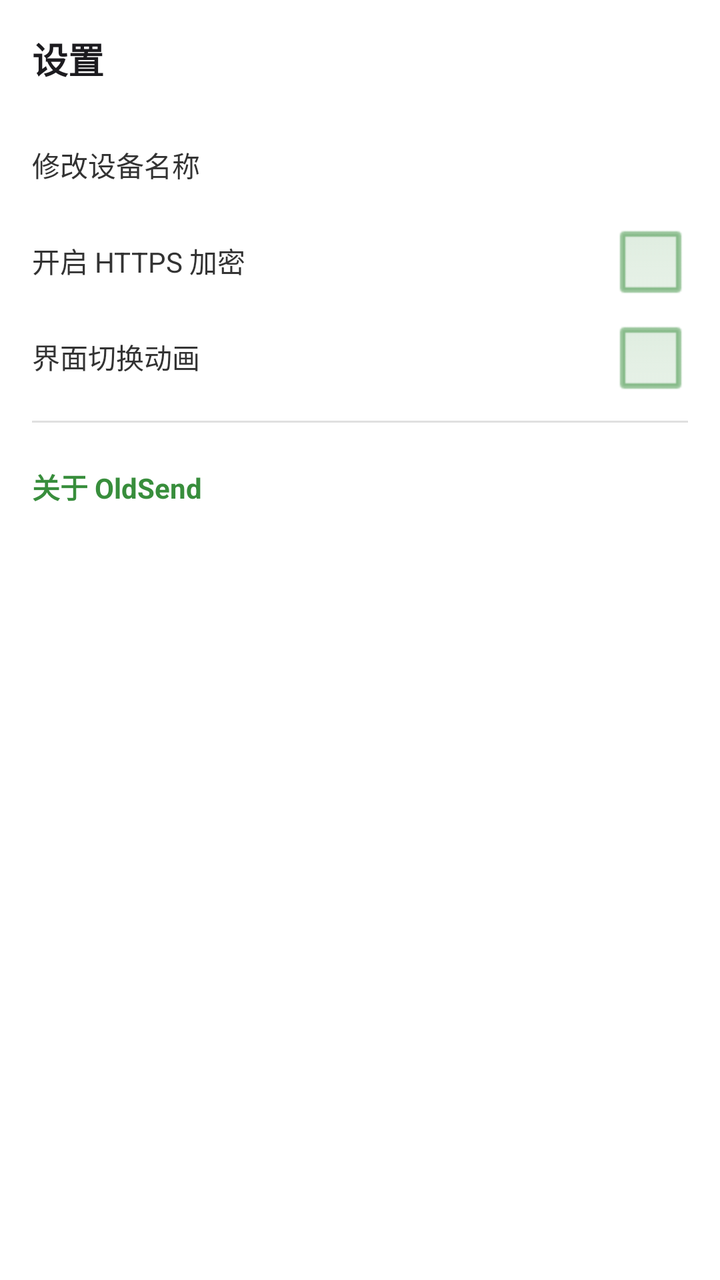
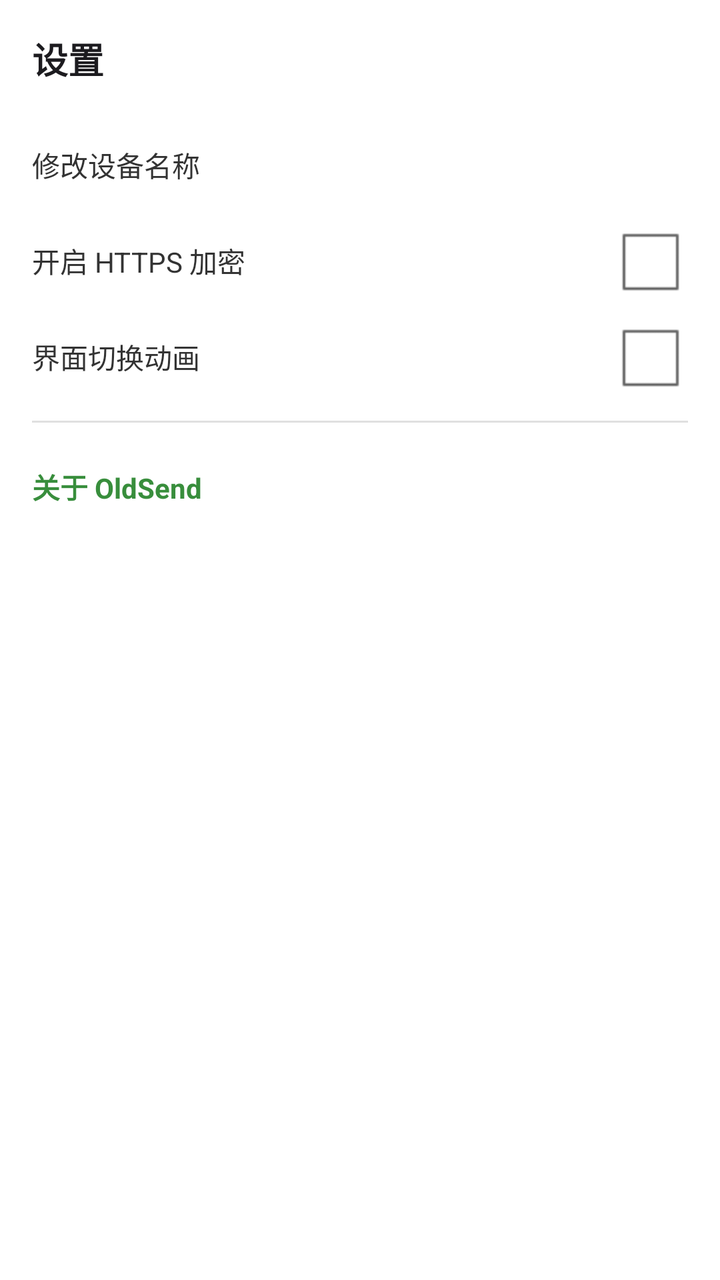

Before-and-after screenshots of an Android layout around one commit, followed by the original layout XML and the change that was made.
<!-- AndroidManifest.xml: application theme android:Theme.Light -->
<!-- res/layout/dialog_settings.xml -->
<?xml version="1.0" encoding="utf-8"?>
<LinearLayout xmlns:android="http://schemas.android.com/apk/res/android"
    android:layout_width="match_parent"
    android:layout_height="wrap_content"
    android:orientation="vertical"
    android:background="@drawable/bg_md3_card"
    android:padding="16dp">

    <TextView android:layout_width="match_parent" android:layout_height="wrap_content" android:text="设置" android:textSize="18sp" android:textStyle="bold" android:textColor="#1C1B1F" android:layout_marginBottom="16dp"/>

    
    <LinearLayout android:id="@+id/set_name_row" android:layout_width="match_parent" android:layout_height="48dp" android:orientation="horizontal" android:gravity="center_vertical">
        <TextView android:layout_width="0dp" android:layout_weight="1" android:layout_height="wrap_content" android:text="修改设备名称" android:textSize="14sp" android:textColor="#333333"/>
        <TextView android:id="@+id/tv_current_name" android:layout_width="wrap_content" android:layout_height="wrap_content" android:text="" android:textSize="14sp" android:textColor="#999999"/>
    </LinearLayout>

    
    <LinearLayout android:layout_width="match_parent" android:layout_height="48dp" android:orientation="horizontal" android:gravity="center_vertical">
        <TextView android:layout_width="0dp" android:layout_weight="1" android:layout_height="wrap_content" android:text="开启 HTTPS 加密" android:textSize="14sp" android:textColor="#333333"/>
        <CheckBox android:id="@+id/cb_https" android:layout_width="wrap_content" android:layout_height="wrap_content" android:buttonTint="#388E3C"/>
    </LinearLayout>

    
    <LinearLayout android:layout_width="match_parent" android:layout_height="48dp" android:orientation="horizontal" android:gravity="center_vertical">
        <TextView android:layout_width="0dp" android:layout_weight="1" android:layout_height="wrap_content" android:text="界面切换动画" android:textSize="14sp" android:textColor="#333333"/>
        <CheckBox android:id="@+id/cb_anim" android:layout_width="wrap_content" android:layout_height="wrap_content" android:buttonTint="#388E3C"/>
    </LinearLayout>

    <View android:layout_width="match_parent" android:layout_height="1dp" android:background="#E0E0E0" android:layout_marginTop="8dp" android:layout_marginBottom="8dp"/>

    
    <LinearLayout android:id="@+id/about_row" android:layout_width="match_parent" android:layout_height="48dp" android:orientation="horizontal" android:gravity="center_vertical">
        <TextView android:layout_width="0dp" android:layout_weight="1" android:layout_height="wrap_content" android:text="关于 OldSend" android:textSize="14sp" android:textColor="#388E3C" android:textStyle="bold"/>
    </LinearLayout>
</LinearLayout>
<!-- resources referenced by this layout -->
<resources>
  <!-- drawable bg_md3_card (drawable) -->
  <?xml version="1.0" encoding="utf-8"?>
  <shape xmlns:android="http://schemas.android.com/apk/res/android">
      <solid android:color="#FFFFFF"/>
      <corners android:radius="16dp"/>
  </shape>
</resources>

<!-- the commit's change to res/layout/dialog_settings.xml (unified diff, before → after) -->
@@ -17,13 +17,13 @@
     
     <LinearLayout android:layout_width="match_parent" android:layout_height="48dp" android:orientation="horizontal" android:gravity="center_vertical">
         <TextView android:layout_width="0dp" android:layout_weight="1" android:layout_height="wrap_content" android:text="开启 HTTPS 加密" android:textSize="14sp" android:textColor="#333333"/>
-        <CheckBox android:id="@+id/cb_https" android:layout_width="wrap_content" android:layout_height="wrap_content" android:buttonTint="#388E3C"/>
+        <CheckBox android:id="@+id/cb_https" android:layout_width="wrap_content" android:layout_height="wrap_content"/>
     </LinearLayout>
 
     
     <LinearLayout android:layout_width="match_parent" android:layout_height="48dp" android:orientation="horizontal" android:gravity="center_vertical">
         <TextView android:layout_width="0dp" android:layout_weight="1" android:layout_height="wrap_content" android:text="界面切换动画" android:textSize="14sp" android:textColor="#333333"/>
-        <CheckBox android:id="@+id/cb_anim" android:layout_width="wrap_content" android:layout_height="wrap_content" android:buttonTint="#388E3C"/>
+        <CheckBox android:id="@+id/cb_anim" android:layout_width="wrap_content" android:layout_height="wrap_content"/>
     </LinearLayout>
 
     <View android:layout_width="match_parent" android:layout_height="1dp" android:background="#E0E0E0" android:layout_marginTop="8dp" android:layout_marginBottom="8dp"/>
